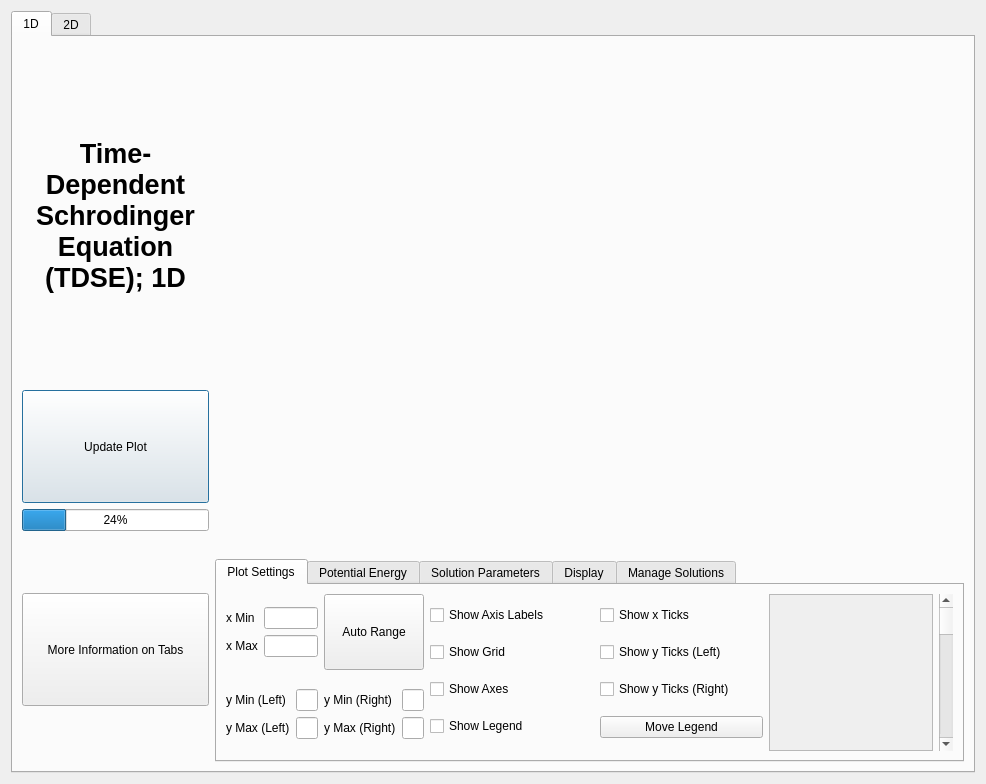
First picture: the form in tdsemainwindow.ui, repository ambeech1/QSandbox, before the edit.
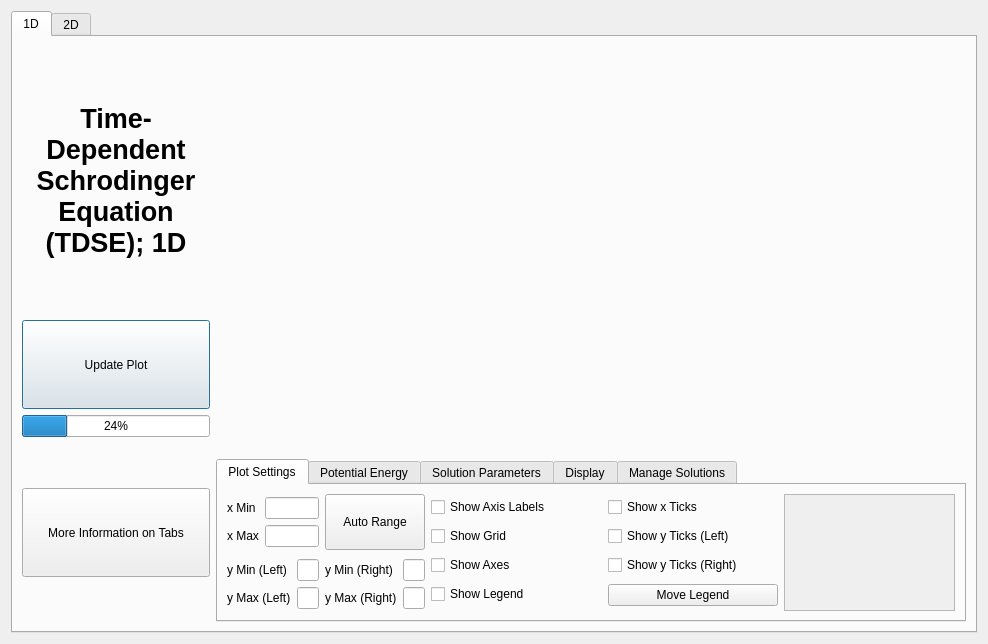
Second picture: the form after the edit. The open tabs and pages were chosen to show the change. Custom widgets are drawn as their Qt base class.

What changed in the file:
```diff
--- a/tdsemainwindow.ui
+++ b/tdsemainwindow.ui
@@ -6,8 +6,8 @@
    <rect>
     <x>0</x>
     <y>0</y>
-    <width>986</width>
-    <height>784</height>
+    <width>988</width>
+    <height>644</height>
    </rect>
   </property>
   <property name="windowTitle">
@@ -165,7 +165,7 @@
               </attribute>
               <layout class="QVBoxLayout" name="verticalLayout_11">
                <item>
-                <layout class="QHBoxLayout" name="horizontalLayout_3" stretch="2,2,2,2,1">
+                <layout class="QHBoxLayout" name="horizontalLayout_3" stretch="2,2,2,2">
                  <item>
                   <layout class="QGridLayout" name="gridLayout" columnstretch="1,1" columnminimumwidth="1,1">
                    <item row="1" column="0">
@@ -342,20 +342,13 @@
                      <rect>
                       <x>0</x>
                       <y>0</y>
-                      <width>137</width>
-                      <height>152</height>
+                      <width>145</width>
+                      <height>112</height>
                      </rect>
                     </property>
                    </widget>
                   </widget>
                  </item>
-                 <item>
-                  <widget class="QScrollBar" name="verticalScrollBar">
-                   <property name="orientation">
-                    <enum>Qt::Orientation::Vertical</enum>
-                   </property>
-                  </widget>
-                 </item>
                 </layout>
                </item>
               </layout>
```
Left out of the diff: 62 changed lines with no effect on the pictures.
